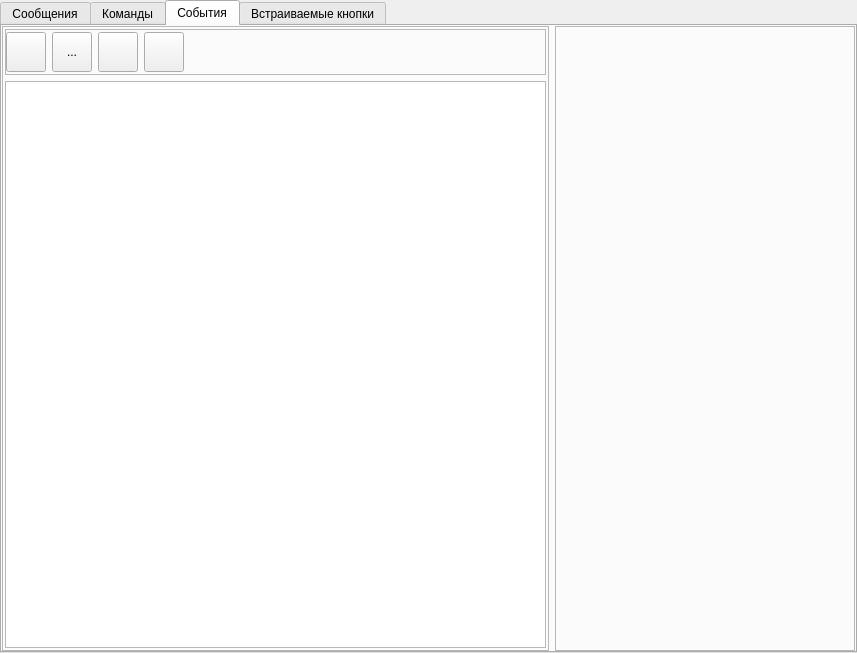
Above: src/tgbotconfigurationwidget.ui from jkapter/OPC_DA_Telegram_bot before the change. Below: the same form after it.
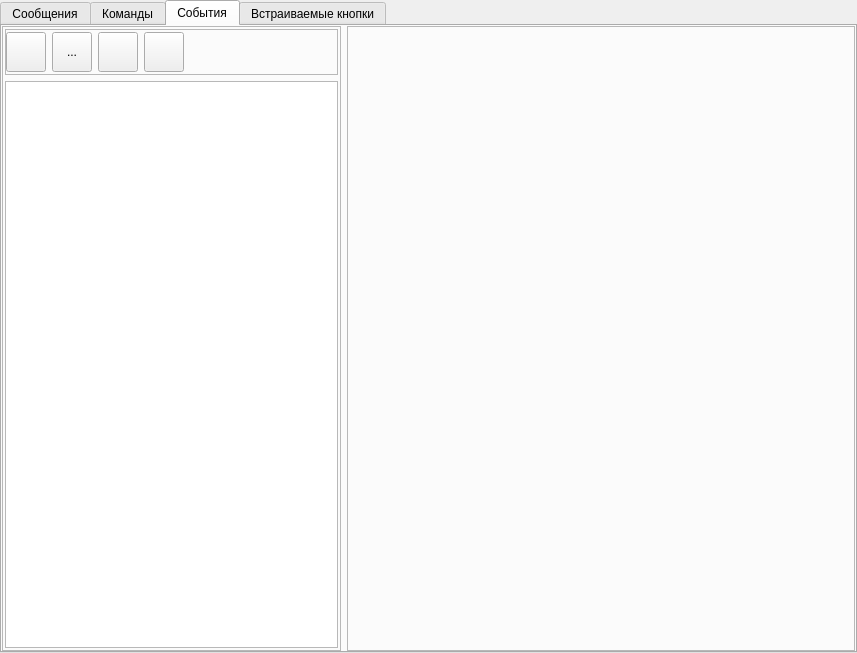
That is the form after the change. The open tabs and pages were chosen to show the change. Icons and pictures are not drawn.

What changed in the file:
```diff
--- a/src/tgbotconfigurationwidget.ui
+++ b/src/tgbotconfigurationwidget.ui
@@ -458,7 +458,7 @@
       <attribute name="title">
        <string>События</string>
       </attribute>
-      <layout class="QHBoxLayout" name="horizontalLayout_5" stretch="0,0">
+      <layout class="QHBoxLayout" name="horizontalLayout_5" stretch="2,3">
        <property name="leftMargin">
         <number>0</number>
        </property>
```
Left out of the diff: 2 changed lines with no effect on the pictures.
